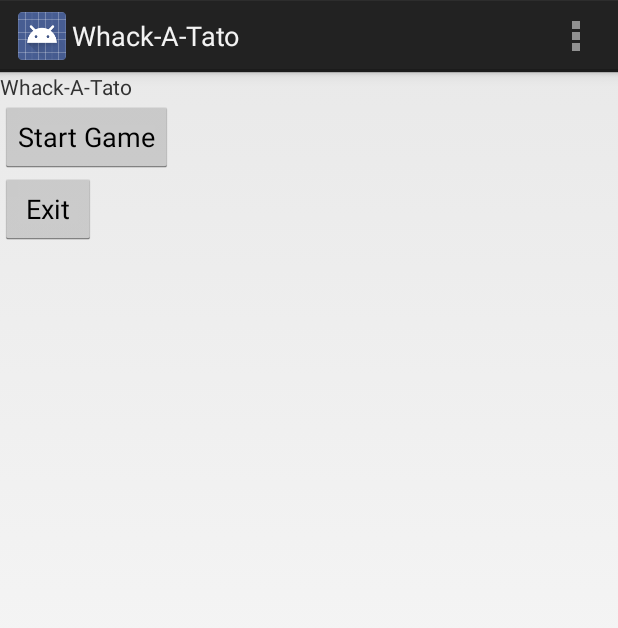
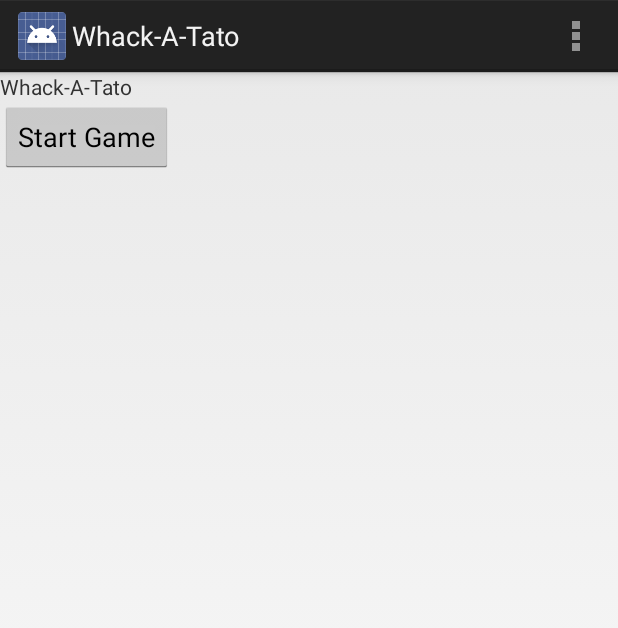
Before and after one commit to Kolbenschurzgames/Whack-A-Toffel, an Android app: the screen it shows after launch (MainActivity), on a phone screen of 412 x 824 dp. Shown: the top 628 px of the screen. Run offline under Robolectric (Android 15) with nearby library versions, the phone set to English and light mode, and no system bars.

Commit message:
Removed exit button

```diff
--- a/app/src/main/AndroidManifest.xml
+++ b/app/src/main/AndroidManifest.xml
@@ -1,12 +1,12 @@
 <?xml version="1.0" encoding="utf-8"?>
 <manifest package="de.kolbenschurzgames.whack_a_toffel.app"
 		  xmlns:android="http://schemas.android.com/apk/res/android">
-
 	<application
 		android:allowBackup="true"
 		android:icon="@drawable/ic_launcher"
 		android:label="@string/app_name"
 		android:theme="@style/AppTheme">
+
 		<activity
 			android:name="de.kolbenschurzgames.whack_a_toffel.app.MainActivity"
 			android:label="@string/app_name">
@@ -16,6 +16,7 @@
 				<category android:name="android.intent.category.LAUNCHER"/>
 			</intent-filter>
 		</activity>
+
 		<activity
 			android:name="de.kolbenschurzgames.whack_a_toffel.app.game.GameActivity"
 			android:configChanges="orientation|keyboardHidden|screenSize"
--- a/app/src/main/java/de/kolbenschurzgames/whack_a_toffel/app/MainActivity.java
+++ b/app/src/main/java/de/kolbenschurzgames/whack_a_toffel/app/MainActivity.java
@@ -13,7 +13,6 @@ import de.kolbenschurzgames.whack_a_toffel.app.game.GameActivity;
 public class MainActivity extends Activity {
 
 	private Button startGameButton;
-	private Button exitButton;
 
 	@Override
 	protected void onCreate(Bundle savedInstanceState) {
@@ -21,8 +20,6 @@ public class MainActivity extends Activity {
 		setContentView(R.layout.activity_main);
 		startGameButton = (Button) findViewById(R.id.button_start_game);
 		startGameButton.setOnClickListener(new OnStartButtonClickListener());
-		exitButton = (Button) findViewById(R.id.button_exit);
-		exitButton.setOnClickListener(new OnExitButtonClickListener());
 	}
 
 	@Override
@@ -37,9 +34,6 @@ public class MainActivity extends Activity {
 		switch (item.getItemId()) {
 			case R.id.menu_item_start_game:
 				startNewGame();
-				return true;
-			case R.id.menu_item_exit:
-				finish();
 				return true;
 			default:
 				return super.onOptionsItemSelected(item);
@@ -57,11 +51,4 @@ public class MainActivity extends Activity {
 			startNewGame();
 		}
 	}
-
-	private class OnExitButtonClickListener implements View.OnClickListener {
-		@Override
-		public void onClick(View v) {
-			finish();
-		}
-	}
 }
--- a/app/src/main/res/layout/activity_main.xml
+++ b/app/src/main/res/layout/activity_main.xml
@@ -20,11 +20,6 @@
 			android:layout_height="wrap_content"
 			android:text="@string/startGame"/>
 
-		<Button
-			android:id="@+id/button_exit"
-			android:layout_width="wrap_content"
-			android:layout_height="wrap_content"
-			android:text="@string/exit"/>
 	</LinearLayout>
 
 
--- a/app/src/main/res/menu/main.xml
+++ b/app/src/main/res/menu/main.xml
@@ -3,10 +3,5 @@
 <menu xmlns:android="http://schemas.android.com/apk/res/android">
 	<item
 		android:id="@+id/menu_item_start_game"
-		android:title="@string/startGame"
-		/>
-
-	<item
-		android:id="@+id/menu_item_exit"
-		android:title="@string/exit"/>
+		android:title="@string/startGame"/>
 </menu>
--- a/app/src/main/res/values/strings.xml
+++ b/app/src/main/res/values/strings.xml
@@ -3,7 +3,6 @@
 
 	<string name="app_name">Whack-A-Tato</string>
 	<string name="startGame">Start Game</string>
-	<string name="exit">Exit</string>
 
 	<!--Temp Placeholders -->
 	<string name="title_activity_game">GameActivity</string>
```
Also changed, not shown: 1 other file.
